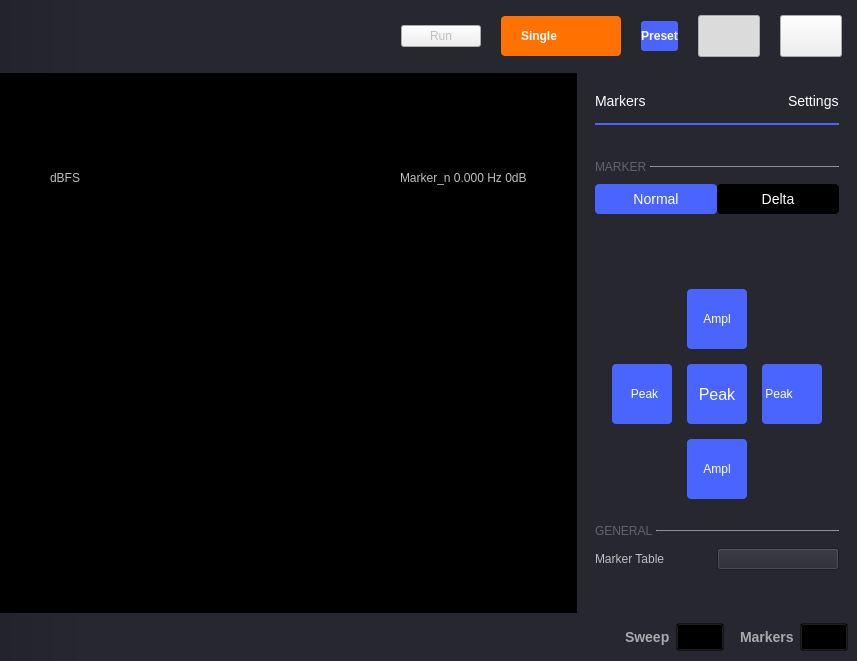
Qt form ui/spectrum_analyzer.ui (analogdevicesinc/scopy) before a commit.
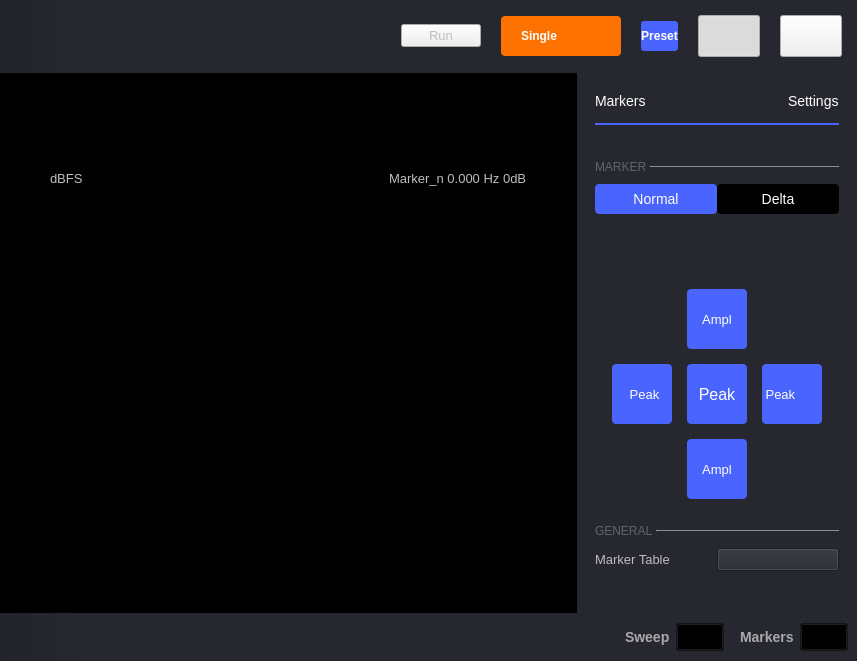
The same form after that commit. Icons and pictures are not drawn. Custom widgets are drawn as their Qt base class.

Commit message: App: deleted all fonts from stylesheets and source files and set application font to Open Sans

The edit to the form file:
```diff
--- a/ui/spectrum_analyzer.ui
+++ b/ui/spectrum_analyzer.ui
@@ -45,7 +45,7 @@
 {
   background-color: none;
   color: rgb(190, 190, 190);
-  font: 75 10pt &quot;DejaVu Sans&quot;;
+  font: 75 10pt ;
 }
 
 QWidget#mainWidget
```
Left out of the diff: 16 changed lines with no effect on the pictures. The commit also changes 42 other files.
